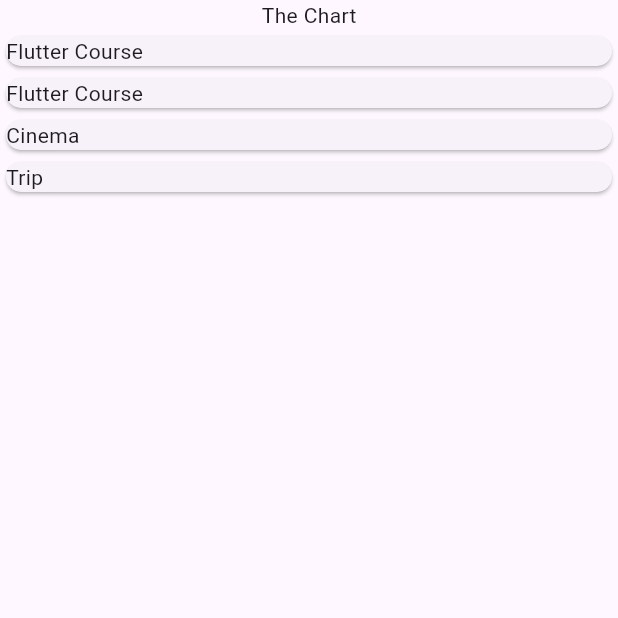
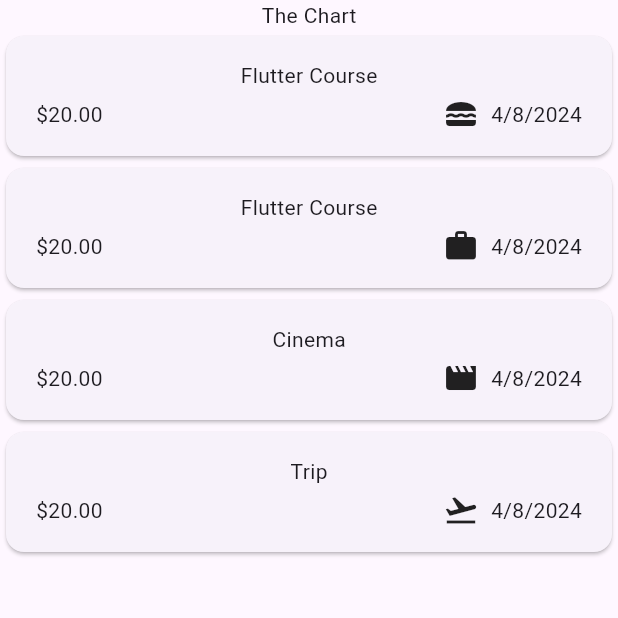
Before and after one commit to PratikPaulkar/expense_tracker, a Flutter app: the screen it shows after launch, on a phone screen of 412 x 824 dp, the top half of it. Run offline on Flutter 3.47's test engine with Material 3 defaults, Android fonts, the phone set to English and light mode, and no system bars.

Commit message:
Design Ready with basic Carts

```diff
--- a/lib/expenses.dart
+++ b/lib/expenses.dart
@@ -20,19 +20,19 @@ class _ExpensesState extends State<Expenses> {
       title: 'Flutter Course',
       amount:20,
       date: DateTime.now(),
-      category: Category.food,
+      category: Category.work,
     ),
     Expense(
       title: 'Cinema',
       amount:20,
       date: DateTime.now(),
-      category: Category.food,
+      category: Category.leisure,
     ),
     Expense(
       title: 'Trip',
       amount:20,
       date: DateTime.now(),
-      category: Category.food,
+      category: Category.travel,
     ),
   ];
 
--- a/lib/expenses_list/expense_item.dart
+++ b/lib/expenses_list/expense_item.dart
@@ -1,12 +1,39 @@
 import 'package:expense_tracker/model/expense.dart';
 import 'package:flutter/material.dart';
 
-class ExpenseItem extends StatelessWidget{
+class ExpenseItem extends StatelessWidget {
   const ExpenseItem(this.expense, {super.key});
 
   final Expense expense;
   @override
-  Widget build(BuildContext context){
-    return Card(child: Text(expense.title),);
+  Widget build(BuildContext context) {
+    return Card(
+      child: Padding(
+        // added the padding to the text.
+        padding: const EdgeInsets.symmetric(
+          horizontal: 20,
+          vertical: 16,
+        ),
+        child: Column(children: [
+          Text(expense.title),
+          const SizedBox(
+            height: 4,
+          ),
+          Row(
+            children: [
+              Text('\$${expense.amount.toStringAsFixed(2)}'),
+              const Spacer(),
+              Row(
+                children: [
+                  Icon(categoryIcons[expense.category]),
+                  const SizedBox(width: 8,),
+                  Text(expense.formattedDate)
+                ],
+              )
+            ],
+          )
+        ]),
+      ),
+    );
   }
 }
--- a/lib/model/expense.dart
+++ b/lib/model/expense.dart
@@ -1,7 +1,18 @@
+import 'package:flutter/material.dart';
 import 'package:uuid/uuid.dart';
+import 'package:intl/intl.dart';
+
+final formatter = DateFormat.yMd();
 
 const uuid = Uuid();
 enum Category { food, travel, leisure, work }
+
+const categoryIcons = {
+  Category.food : Icons.lunch_dining,
+  Category.travel: Icons.flight_takeoff,
+  Category.leisure : Icons.movie,
+  Category.work: Icons.work,
+};
 
 class Expense {
   Expense({
@@ -15,4 +26,8 @@ class Expense {
   final double amount;
   final DateTime date;
   final Category category;
+
+  String get formattedDate {
+    return formatter.format(date);
+  }
 }
--- a/pubspec.yaml
+++ b/pubspec.yaml
@@ -36,6 +36,7 @@ dependencies:
   # Use with the CupertinoIcons class for iOS style icons.
   cupertino_icons: ^1.0.2
   uuid: ^4.3.3
+  intl: ^0.19.0
 
 dev_dependencies:
   flutter_test:
```
Also changed, not shown: pubspec.lock.
